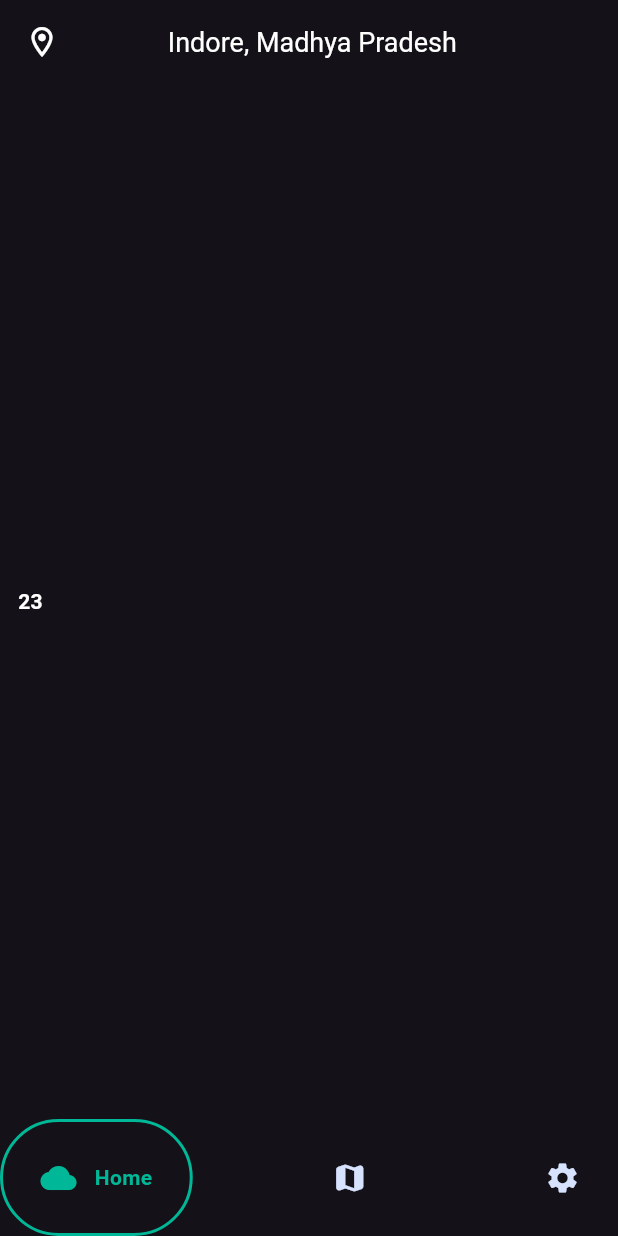
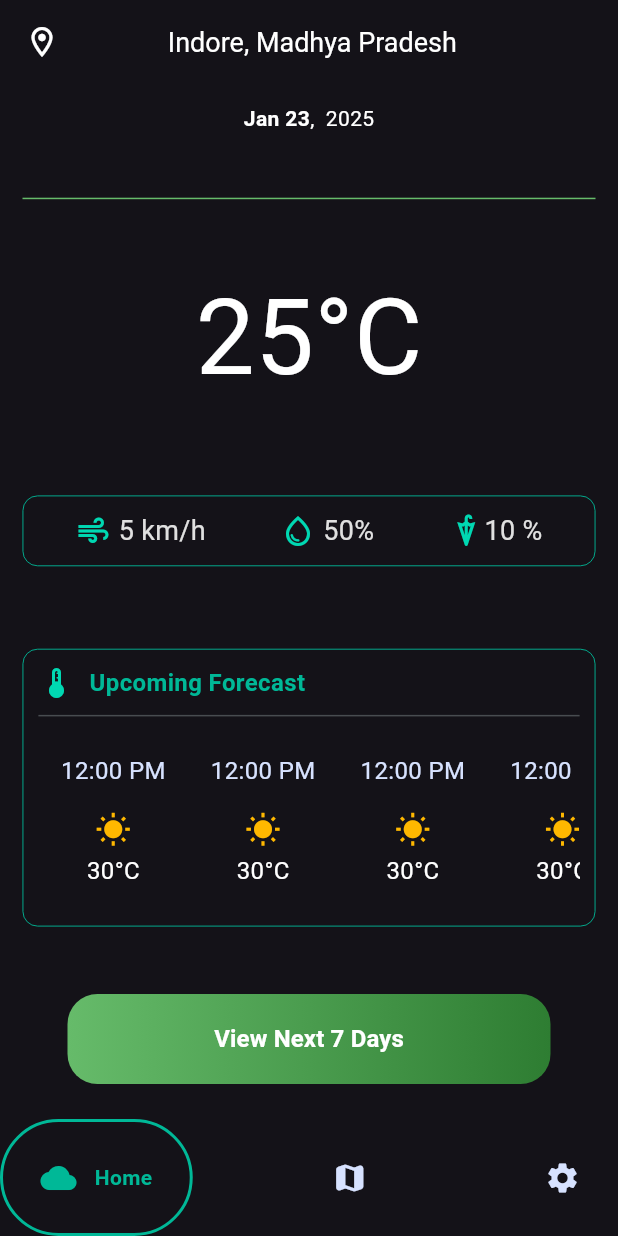
Before and after one commit to TheGamingGod85/weather_app_modifi, a Flutter app: the HomePage screen opened directly, on a phone screen of 412 x 824 dp. Run offline on Flutter 3.47's test engine with Material 3 defaults, Android fonts, the phone set to English and light mode, and no system bars; drawn by our look-alikes of google_nav_bar; our stand-ins replace firebase_core, flutter_dotenv, hive_flutter; accounts and stored records are empty.

Commit message:
Add weather widgets

```diff
--- a/lib/views/screens/main/home_page.dart
+++ b/lib/views/screens/main/home_page.dart
@@ -6,6 +6,10 @@ import 'package:weather_app/utils/colors/app_colors.dart';
 import 'package:weather_app/views/screens/main/location_page.dart';
 import 'package:weather_app/views/screens/main/settings_page.dart';
 import 'package:weather_app/views/widgets/home_page_widgets/date_day_widget.dart';
+import 'package:weather_app/views/widgets/home_page_widgets/forecast_widget.dart';
+import 'package:weather_app/views/widgets/home_page_widgets/icon_temp_widget.dart';
+import 'package:weather_app/views/widgets/home_page_widgets/view_next_7_days_widget.dart';
+import 'package:weather_app/views/widgets/home_page_widgets/weather_details_widget.dart';
 
 class HomePage extends StatelessWidget {
   const HomePage({super.key});
@@ -31,25 +35,50 @@ class HomePage extends StatelessWidget {
         ),
         body: SafeArea(
           child: Padding(
-            padding: const EdgeInsets.symmetric(horizontal: 12),
+            padding: const EdgeInsets.symmetric(
+              horizontal: 15,
+            ),
             // BODY
+            child: Center(
               child: Consumer<NavigationProvider>(
                 builder: (context, navigationProvider, child) {
                   final currentIndex = navigationProvider.currentIndex;
                   final screen = [
                     // home page
-                  const Column(
-                    mainAxisAlignment: MainAxisAlignment.center,
+                    SingleChildScrollView(
+                      child: Wrap(
+                        spacing: 20,
+                        runSpacing: 35,
                         children: [
-                      // date and day
+                          // custom widgets
+
+                          // Date and Day
                           DateDayWidget(),
+
+                          Divider(
+                            color: Colors.green.shade400,
+                          ),
+
+                          // Icon and Temp
+                          IconTempWidget(),
+
+                          // Weather Details
+                          WeatherDetailsWidget(),
+
+                          // Forecast Widget
+                          ForecastWidget(),
+
+                          // View Next 7 Days
+                          ViewNext7DaysWidget(),
                         ],
+                      ),
                     ),
                     const LocationPage(),
                     const SettingsPage(),
                   ];
                   return screen[currentIndex];
                 },
+              ),
             ),
           ),
         ),
--- a/lib/views/widgets/home_page_widgets/date_day_widget.dart
+++ b/lib/views/widgets/home_page_widgets/date_day_widget.dart
@@ -1,25 +1,31 @@
 import 'package:flutter/material.dart';
+import 'package:intl/intl.dart';
 
 class DateDayWidget extends StatelessWidget {
   const DateDayWidget({super.key});
 
   @override
   Widget build(BuildContext context) {
-    var currentDate = DateTime.now();
-    var day = currentDate.day;
-    return Center(
-      child: Row(
+    DateTime now = DateTime.now();
+    var formatter = DateFormat('MMM d');
+    String formattedDate = formatter.format(now);
+
+    return Row(
+      mainAxisAlignment: MainAxisAlignment.center,
       children: [
         // date
         Text(
-            '$day',
+          formattedDate,
           style: TextStyle(
             fontWeight: FontWeight.bold,
           ),
         ),
-          // day
+        // year
+        Text(
+          ',  ${now.year}',
+          style: TextStyle(),
+        ),
       ],
-      ),
     );
   }
 }
--- a/lib/views/widgets/home_page_widgets/forecast_widget.dart
+++ b/lib/views/widgets/home_page_widgets/forecast_widget.dart
@@ -0,0 +1,97 @@
+import 'package:flutter/material.dart';
+import 'package:weather_app/utils/colors/app_colors.dart';
+
+class ForecastWidget extends StatelessWidget {
+  const ForecastWidget({super.key});
+
+  @override
+  Widget build(BuildContext context) {
+    return Container(
+      margin: const EdgeInsets.only(top: 20),
+      padding: const EdgeInsets.all(10),
+      decoration: BoxDecoration(
+        borderRadius: BorderRadius.circular(10),
+        border: Border.all(
+          width: 0.6,
+          color: AppColors.darkGreenColor,
+        ),
+      ),
+      child: Column(
+        children: [
+          // title
+          Row(
+            children: [
+              // icon
+              Icon(
+                Icons.thermostat_rounded,
+                color: AppColors.lightGreenColor,
+              ),
+
+              // some space
+              SizedBox(width: 10),
+
+              // title text
+              Text(
+                "Upcoming Forecast",
+                style: TextStyle(
+                  fontSize: 16,
+                  color: AppColors.darkGreenColor,
+                  fontWeight: FontWeight.bold,
+                ),
+              ),
+            ],
+          ),
+          Divider(
+            height: 20,
+            color: AppColors.greyColor,
+          ),
+          // forecast list of through the day, horizontally
+          SizedBox(
+            height: 120,
+            child: ListView.builder(
+              scrollDirection: Axis.horizontal,
+              itemCount: 5,
+              itemBuilder: (context, index) {
+                return Container(
+                  margin: const EdgeInsets.all(5),
+                  padding: const EdgeInsets.all(10),
+                  child: Column(
+                    children: [
+                      // time
+                      Text(
+                        "12:00 PM",
+                        style: TextStyle(
+                          fontSize: 16,
+                          color: AppColors.whiteColor,
+                        ),
+                      ),
+                      Divider(
+                        color: Colors.white,
+                      ),
+                      // icon
+                      Icon(
+                        Icons.wb_sunny,
+                        color: AppColors.orangeColor,
+                      ),
+                      Divider(
+                        color: Colors.grey,
+                        height: 4,
+                      ),
+                      // temperature
+                      Text(
+                        "30°C",
+                        style: TextStyle(
+                          fontSize: 16,
+                        ),
+                      ),
+                    ],
+                  ),
+                );
+              },
+            ),
+          ),
+        ],
+      ),
+    );
+  }
+}
--- a/lib/views/widgets/home_page_widgets/icon_temp_widget.dart
+++ b/lib/views/widgets/home_page_widgets/icon_temp_widget.dart
@@ -0,0 +1,28 @@
+import 'package:flutter/material.dart';
+
+class IconTempWidget extends StatelessWidget {
+  const IconTempWidget({super.key});
+
+  @override
+  Widget build(BuildContext context) {
+    return Row(
+      mainAxisAlignment: MainAxisAlignment.center,
+      children: [
+        // icon
+        // Image.asset(
+        //   'lib/assets/cloud.png',
+        // ),
+
+        // temp
+        Text(
+          '25°C',
+          style: TextStyle(
+            fontSize: 70,
+            color: Colors.white,
+            fontStyle: FontStyle.normal,
+          ),
+        ),
+      ],
+    );
+  }
+}
--- /dev/null
+++ b/lib/views/widgets/home_page_widgets/view_next_7_days_widget.dart
@@ -0,0 +1,49 @@
+import 'package:flutter/material.dart';
+
+class ViewNext7DaysWidget extends StatelessWidget {
+  const ViewNext7DaysWidget({super.key});
+
+  @override
+  Widget build(BuildContext context) {
+    return SizedBox(
+      height: 80,
+      child: ElevatedButton(
+        onPressed: () {},
+        style: ElevatedButton.styleFrom(
+          backgroundColor: Colors.transparent,
+          shadowColor: Colors.transparent,
+          shape: RoundedRectangleBorder(
+            borderRadius: BorderRadius.circular(20),
+          ),
+          padding: const EdgeInsets.symmetric(
+            horizontal: 30,
+            vertical: 10,
+          ),
+        ),
+        child: Ink(
+          decoration: BoxDecoration(
+            gradient: LinearGradient(
+              colors: [
+                Colors.green.shade400,
+                Colors.green.shade800,
+              ],
+              begin: Alignment.centerLeft,
+              end: Alignment.centerRight,
+            ),
+            borderRadius: BorderRadius.circular(20),
+          ),
+          child: Center(
+            child: Text(
+              'View Next 7 Days',
+              style: const TextStyle(
+                color: Colors.white,
+                fontSize: 16,
+                fontWeight: FontWeight.bold,
+              ),
+            ),
+          ),
+        ),
+      ),
+    );
+  }
+}
--- a/lib/views/widgets/home_page_widgets/weather_details_widget.dart
+++ b/lib/views/widgets/home_page_widgets/weather_details_widget.dart
@@ -0,0 +1,85 @@
+import 'package:flutter/material.dart';
+import 'package:weather_app/utils/colors/app_colors.dart';
+
+class WeatherDetailsWidget extends StatelessWidget {
+  const WeatherDetailsWidget({super.key});
+
+  @override
+  Widget build(BuildContext context) {
+    return Container(
+      margin: const EdgeInsets.only(top: 20),
+      padding: const EdgeInsets.all(10),
+      decoration: BoxDecoration(
+        borderRadius: BorderRadius.circular(10),
+        border: Border.all(
+          width: 0.6,
+          color: AppColors.darkGreenColor,
+        ),
+      ),
+      child: Row(
+        mainAxisAlignment: MainAxisAlignment.spaceAround,
+        children: [
+          // wind speed
+          Row(
+            children: [
+              // icon
+              Icon(
+                Icons.air,
+                color: AppColors.lightGreenColor,
+              ),
+
+              // wind speed
+              Text(
+                ' 5 km/h',
+                style: TextStyle(
+                  fontSize: 18,
+                  color: Colors.grey[300],
+                ),
+              ),
+            ],
+          ),
+
+          // humidity
+          Row(
+            children: [
+              // icon
+              Icon(
+                Icons.water_drop_outlined,
+                color: AppColors.lightGreenColor,
+              ),
+
+              // humidity
+              Text(
+                ' 50%',
+                style: TextStyle(
+                  fontSize: 18,
+                  color: Colors.grey[300],
+                ),
+              ),
+            ],
+          ),
+
+          // Precipitation
+          Row(
+            children: [
+              // icon
+              Icon(
+                Icons.umbrella,
+                color: AppColors.lightGreenColor,
+              ),
+
+              // Precipitation
+              Text(
+                '10 %',
+                style: TextStyle(
+                  fontSize: 18,
+                  color: Colors.grey[300],
+                ),
+              ),
+            ],
+          ),
+        ],
+      ),
+    );
+  }
+}
--- a/pubspec.yaml
+++ b/pubspec.yaml
@@ -88,6 +88,7 @@ flutter:
   # To add assets to your application, add an assets section, like this:
   assets:
     - .env/.env
+    - lib/assets/cloud.png
   #   - images/a_dot_ham.jpeg
 
   # An image asset can refer to one or more resolution-specific "variants", see
```
Also changed, not shown: lib/assets/cloud.png (added). Lines whose indentation alone changed are shown as unchanged.
